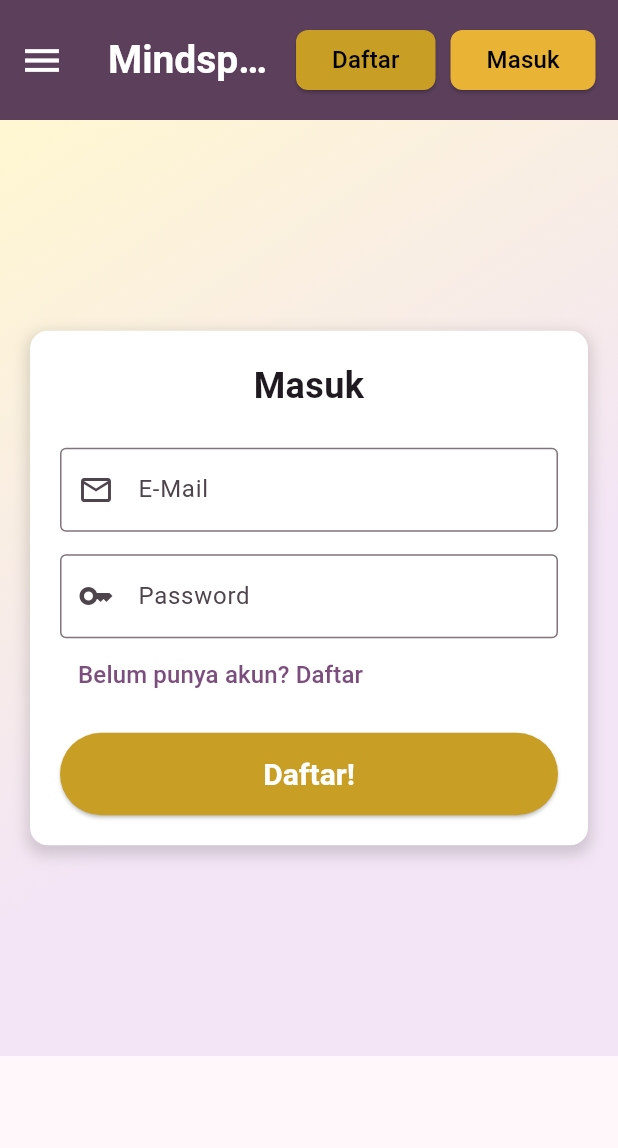
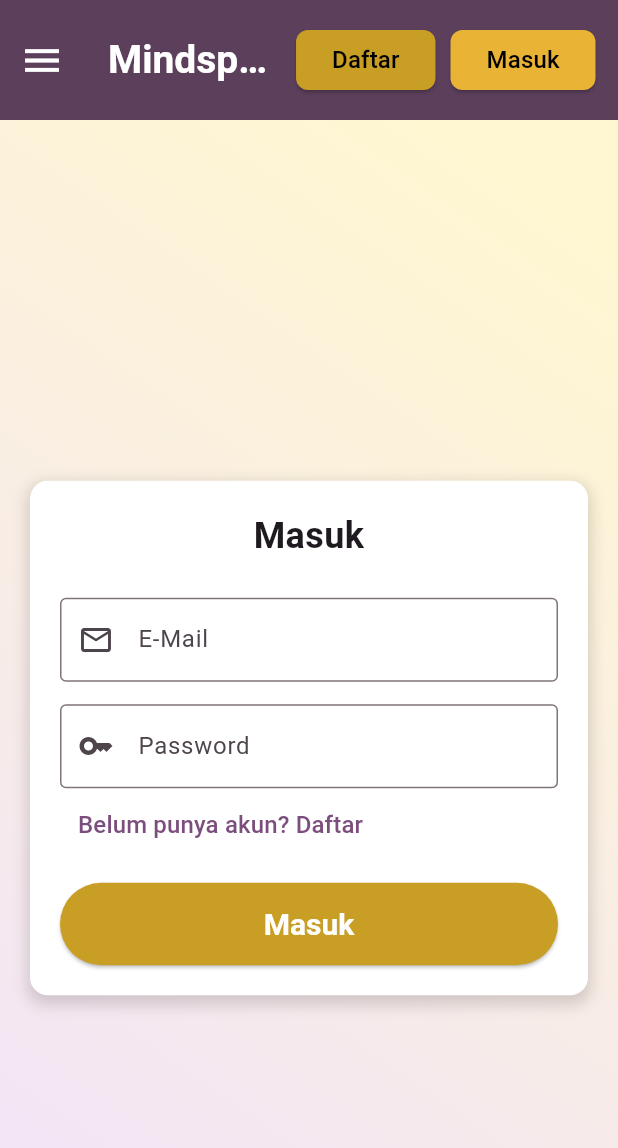
Before and after one commit to castreld/mindspace, a Flutter app: the screen it shows after launch, scrolled down 576 dp, after a tap on "Masuk", on a phone screen of 412 x 824 dp. Shown: the top 1148 px of the screen. Run offline on Flutter 3.47's test engine with Material 3 defaults, Android fonts, the phone set to English and light mode, and no system bars.

Commit message:
REGISTER AND LOGIN DONE DASHBOARD GREETING DONE AND WIP

```diff
--- /dev/null
+++ b/App/mindspace_app/lib/animated_background.dart
@@ -0,0 +1,92 @@
+
+
+import 'package:flutter/material.dart';
+
+class AnimatedGradientBackground extends StatefulWidget {
+  const AnimatedGradientBackground({super.key});
+
+  @override
+  State<AnimatedGradientBackground> createState() => _AnimatedGradientBackgroundState();
+}
+
+class _AnimatedGradientBackgroundState extends State<AnimatedGradientBackground> with SingleTickerProviderStateMixin {
+  late AnimationController _controller;
+  late Animation<Alignment> _topAlignmentAnimation;
+  late Animation<Alignment> _bottomAlignmentAnimation;
+
+  @override
+  void initState() {
+    super.initState();
+    _controller = AnimationController(
+      vsync: this,
+      duration: const Duration(seconds: 4),
+    );
+
+    _topAlignmentAnimation = TweenSequence<Alignment>([
+      TweenSequenceItem<Alignment>(
+        tween: AlignmentTween(begin: Alignment.topLeft, end: Alignment.topRight),
+        weight: 1,
+      ),
+      TweenSequenceItem<Alignment>(
+        tween: AlignmentTween(begin: Alignment.topRight, end: Alignment.bottomRight),
+        weight: 1,
+      ),
+      TweenSequenceItem<Alignment>(
+        tween: AlignmentTween(begin: Alignment.bottomRight, end: Alignment.bottomLeft),
+        weight: 1,
+      ),
+      TweenSequenceItem<Alignment>(
+        tween: AlignmentTween(begin: Alignment.bottomLeft, end: Alignment.topLeft),
+        weight: 1,
+      ),
+    ]).animate(_controller);
+
+    _bottomAlignmentAnimation = TweenSequence<Alignment>([
+      TweenSequenceItem<Alignment>(
+        tween: AlignmentTween(begin: Alignment.bottomRight, end: Alignment.bottomLeft),
+        weight: 1,
+      ),
+      TweenSequenceItem<Alignment>(
+        tween: AlignmentTween(begin: Alignment.bottomLeft, end: Alignment.topLeft),
+        weight: 1,
+      ),
+      TweenSequenceItem<Alignment>(
+        tween: AlignmentTween(begin: Alignment.topLeft, end: Alignment.topRight),
+        weight: 1,
+      ),
+      TweenSequenceItem<Alignment>(
+        tween: AlignmentTween(begin: Alignment.topRight, end: Alignment.bottomRight),
+        weight: 1,
+      ),
+    ]).animate(_controller);
+
+    _controller.repeat();
+  }
+
+  @override
+  void dispose() {
+    _controller.dispose();
+    super.dispose();
+  }
+
+  @override
+  Widget build(BuildContext context) {
+    return AnimatedBuilder(
+      animation: _controller,
+      builder: (context, child) {
+        return Container(
+          decoration: BoxDecoration(
+            gradient: LinearGradient(
+              colors: const [
+                Color.fromARGB(255, 255, 247, 209),
+                Color.fromARGB(255, 243, 229, 245),
+              ],
+              begin: _topAlignmentAnimation.value,
+              end: _bottomAlignmentAnimation.value,
+            ),
+          ),
+        );
+      },
+    );
+  }
+}
--- a/App/mindspace_app/lib/login.dart
+++ b/App/mindspace_app/lib/auth/login.dart
@@ -1,9 +1,13 @@
 import 'package:flutter/foundation.dart';
 import 'package:flutter/material.dart';
+import 'package:mindspace_app/animated_background.dart';
 import 'package:mindspace_app/routes.dart';
-
-import 'widgets/custom_app_bar.dart';
-import 'widgets/footer.dart';
+import 'package:http/http.dart' as http;
+import 'dart:convert';
+import '../user/dashboard.dart';
+import '../models/user.dart';
+import '../widgets/custom_app_bar.dart';
+import '../widgets/footer.dart';
 
 class LoginForm extends StatefulWidget {
   const LoginForm({super.key});
@@ -13,6 +17,7 @@ class LoginForm extends StatefulWidget {
 }
 
 class _LoginFormState extends State<LoginForm> {
+
   @override
   Widget build(BuildContext context) {
     return Scaffold(
@@ -20,14 +25,20 @@ class _LoginFormState extends State<LoginForm> {
 
 
       ),
-      body: CustomScrollView(
-        slivers: [
-          SliverToBoxAdapter(
-            child: FormSection(),
-          ),
-          if (kIsWeb) const FooterSection(),
+      body: Stack(
+        children: [
+          const AnimatedGradientBackground(),
+          const CustomScrollView(
+            physics: AlwaysScrollableScrollPhysics(),
+            slivers: [
+              SliverToBoxAdapter(
+                child: FormSection(),
+              ),
+              if (kIsWeb) FooterSection(),
+            ],
+          )
         ],
-      ),
+      )
     );
   }
 }
@@ -40,20 +51,81 @@ class FormSection extends StatefulWidget {
 }
 
 class _FormSectionState extends State<FormSection> {
+  final _formKey = GlobalKey<FormState>();
+  final _emailController = TextEditingController();
+  final _passwordController = TextEditingController();
+  bool _isLoading = false;
+
+  Future<void> _loginUser() async {
+    if (!_formKey.currentState!.validate()) {
+      return;
+    }
+
+    setState(() {
+      _isLoading = true;
+    });
+
+    // !! IMPORTANT: Replace with your actual API URL
+    final url = Uri.parse('http://127.0.0.1:8000/api/login');
+
+    try {
+      final response = await http.post(
+        url,
+        headers: {'Content-Type': 'application/json', 'Accept': 'application/json'},
+        body: json.encode({
+          'email': _emailController.text,
+          'password': _passwordController.text,
+        }),
+      );
+
+      if (response.statusCode == 200) {
+        final responseData = json.decode(response.body);
+        final user = User.fromJson(responseData['user']);
+
+        // Navigate to Dashboard on success
+        if (mounted) {
+          Navigator.pushReplacement(
+            context,
+            MaterialPageRoute(
+              builder: (context) => MainDashboard(user: user),
+            ),
+          );
+        }
+      } else {
+        // Handle login errors (e.g., wrong password)
+        final errorData = json.decode(response.body);
+        _showErrorSnackbar(errorData['message'] ?? 'Login failed. Please try again.');
+      }
+    } catch (e) {
+      // Handle network or other errors
+      _showErrorSnackbar('An error occurred. Please check your connection.');
+    } finally {
+      if (mounted) {
+        setState(() {
+          _isLoading = false;
+        });
+      }
+    }
+  }
+
+  void _showErrorSnackbar(String message) {
+    if(mounted) {
+      ScaffoldMessenger.of(context).showSnackBar(
+        SnackBar(
+          content: Text(message),
+          backgroundColor: Colors.red,
+        ),
+      );
+    }
+  }
+
   @override
   Widget build(BuildContext context) {
+    final screenSize = MediaQuery.of(context).size;
+    final double? containerHeight = !kIsWeb ? screenSize.height : null;
+
     return Container(
-      decoration: const BoxDecoration(
-        gradient: LinearGradient(
-          colors: [
-            Color.fromARGB(255, 255, 247, 209),
-            Color.fromARGB(255, 243, 229, 245),
-          ],
-          begin: Alignment.topLeft,
-          end: Alignment.bottomRight,
-          stops: [0.0, 0.6]
-        ),
-      ),
+      height: containerHeight,
       padding: const EdgeInsets.symmetric(horizontal: 20, vertical: 40),
       constraints: BoxConstraints(
         minHeight: MediaQuery.of(context).size.height - 200,
@@ -74,7 +146,9 @@ class _FormSectionState extends State<FormSection> {
               ),
             ],
           ),
-          child: Column(
+          child: Form(
+            key: _formKey,
+            child: Column(
             mainAxisSize: MainAxisSize.min,
             crossAxisAlignment: CrossAxisAlignment.stretch,
             children: [
@@ -86,6 +160,7 @@ class _FormSectionState extends State<FormSection> {
               const SizedBox(height: 24),
 
               TextFormField(
+                controller: _emailController,
                 decoration: const InputDecoration(
                   labelText: 'E-Mail',
                   border: OutlineInputBorder(),
@@ -95,6 +170,7 @@ class _FormSectionState extends State<FormSection> {
               const SizedBox(height: 15),
 
               TextFormField(
+                controller: _passwordController,
                 decoration: const InputDecoration(
                   labelText: 'Password',
                   border: OutlineInputBorder(),
@@ -120,7 +196,7 @@ class _FormSectionState extends State<FormSection> {
               const SizedBox(height: 15),
 
               ElevatedButton(
-                onPressed: () {},
+                onPressed: _isLoading ? null : _loginUser,
                 style: ElevatedButton.styleFrom(
                   backgroundColor: const Color(0xFFC89E25),
                   foregroundColor: Colors.white,
@@ -130,9 +206,10 @@ class _FormSectionState extends State<FormSection> {
                     fontWeight: FontWeight.bold,
                   ),
                 ),
-                child: const Text("Daftar!"),
+                child: _isLoading ? const CircularProgressIndicator(color: Colors.white) : const Text("Masuk"),
               )
             ],
+          ),
           ),
         ),
       ),
--- a/App/mindspace_app/lib/main.dart
+++ b/App/mindspace_app/lib/main.dart
@@ -1,11 +1,12 @@
 import 'package:flutter/foundation.dart';
 import 'package:flutter/gestures.dart';
 import 'package:flutter/material.dart';
-import 'package:mindspace_app/login.dart';
+import 'package:mindspace_app/animated_background.dart';
+import 'package:mindspace_app/auth/login.dart';
 import 'package:mindspace_app/routes.dart';
 import 'widgets/custom_app_bar.dart';
 import 'widgets/footer.dart';
-import 'register.dart';
+import 'auth/register.dart';
 
 void main() {
   runApp(const MyApp());
@@ -48,26 +49,27 @@ class HomePage extends StatelessWidget {
   @override
   Widget build(BuildContext context) {
     return Scaffold(
-      // The drawer requires a key on mobile to be opened programmatically.
       key: GlobalKey<ScaffoldState>(),
-      // Here is our clean, reusable AppBar
       appBar: const CustomAppBar(),
       drawer: const _AppDrawer(),
-      body: const CustomScrollView(
+      body: Stack(
+        children: [
+          const AnimatedGradientBackground(),
+          const CustomScrollView(
             physics: AlwaysScrollableScrollPhysics(),
             slivers: [
               HeroSection(),
               ServicesSection(),
               FaqSection(),
-          // Here is our clean, reusable Footer
               if (kIsWeb) FooterSection(),
+            ],
+          ),
         ],
       ),
     );
   }
 }
 
-// Widgets specific to the HomePage can remain here.
 class _AppDrawer extends StatelessWidget {
   const _AppDrawer();
 
@@ -117,7 +119,6 @@ class _DrawerItem extends StatelessWidget {
   }
 }
 
-// Other sections used only by the HomePage
 class HeroSection extends StatelessWidget {
   const HeroSection({super.key});
 
@@ -178,17 +179,6 @@ class HeroSection extends StatelessWidget {
         height: screenSize.height,
         width: screenSize.width,
         padding: EdgeInsets.symmetric(horizontal: screenSize.width * 0.05),
-        decoration: const BoxDecoration(
-          gradient: LinearGradient(
-            colors: [
-              Color.fromARGB(255, 255, 247, 209),
-              Color.fromARGB(255, 243, 229, 245)
-            ],
-            begin: Alignment.topLeft,
-            end: Alignment.bottomRight,
-            stops: [0.0, 0.3],
-          ),
-        ),
         child: isSmallScreen
             ? Column(
                 mainAxisAlignment: MainAxisAlignment.center, children: children)
@@ -207,17 +197,6 @@ class ServicesSection extends StatelessWidget {
     return SliverToBoxAdapter(
       child: Container(
         padding: const EdgeInsets.symmetric(vertical: 80, horizontal: 20),
-        decoration: const BoxDecoration(
-          gradient: LinearGradient(
-            colors: [
-              Color.fromARGB(255, 255, 247, 209),
-              Color.fromARGB(255, 243, 229, 245)
-            ],
-            begin: Alignment.topRight,
-            end: Alignment.bottomLeft,
-            stops: [0.0, 0.9],
-          ),
-        ),
         child: const Wrap(
           spacing: 40,
           runSpacing: 40,
@@ -311,16 +290,6 @@ class FaqSection extends StatelessWidget {
     return SliverToBoxAdapter(
       child: Container(
         padding: const EdgeInsets.symmetric(vertical: 80, horizontal: 20),
-        decoration: const BoxDecoration(
-          gradient: LinearGradient(
-            colors: [
-              Color.fromARGB(255, 255, 247, 209),
-              Color.fromARGB(255, 243, 229, 245),
-            ],
-            begin: Alignment.topLeft,
-            end: Alignment.bottomRight,
-          ),
-        ),
         child: Column(
           children: [
             const Text(
--- /dev/null
+++ b/App/mindspace_app/lib/models/user.dart
@@ -0,0 +1,13 @@
+class User {
+  final String username;
+  final String email;
+
+  User({required this.username, required this.email});
+
+  factory User.fromJson(Map<String, dynamic> json) {
+    return User(
+      username: json['username'] ?? 'No Username',
+      email: json['email'] ?? 'No Email',
+    );
+  }
+}
--- a/App/mindspace_app/lib/widgets/custom_app_bar.dart
+++ b/App/mindspace_app/lib/widgets/custom_app_bar.dart
@@ -91,9 +91,6 @@ class CustomAppBar extends StatelessWidget implements PreferredSizeWidget {
         _AppBarTextButton('Psikolog', () {
           // TERAPIS DI SINI
         }),
-        _AppBarTextButton('Jadwal', () {
-          // JADWAL DI SINI
-        }),
         _AppBarTextButton('Kontak', () {
           // KONTAK DI SINIIIIII
         }),
```
Also changed, not shown: App/mindspace_app/lib/auth/register.dart (renamed from App/mindspace_app/lib/register.dart, +16 -20 lines), App/mindspace_app/lib/user/dashboard.dart (added, +386 -0 lines), 2 other files. Lines whose indentation alone changed are shown as unchanged.
